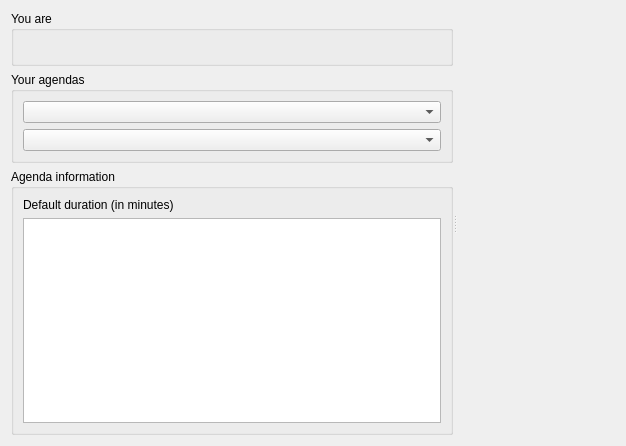
Qt form plugins/agendaplugin/useragendasviewer.ui (FreeHealth/freehealth) before a commit.
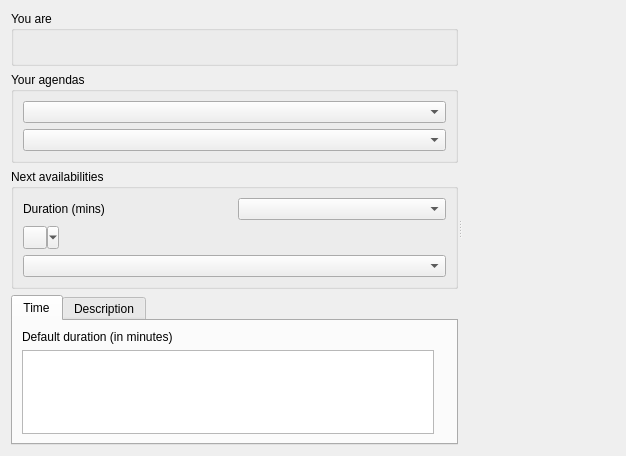
The same form after that commit. Custom widgets are drawn as their Qt base class.

Commit message: Agenda: - item editing improvements (dox documented)

The edit to the form file:
```diff
--- a/plugins/agendaplugin/useragendasviewer.ui
+++ b/plugins/agendaplugin/useragendasviewer.ui
@@ -7,7 +7,7 @@
     <x>0</x>
     <y>0</y>
     <width>626</width>
-    <height>446</height>
+    <height>456</height>
    </rect>
   </property>
   <property name="windowTitle">
@@ -62,33 +62,78 @@
         </widget>
        </item>
        <item>
-        <widget class="QGroupBox" name="groupBox_3">
-         <property name="sizePolicy">
-          <sizepolicy hsizetype="Preferred" vsizetype="Expanding">
-           <horstretch>0</horstretch>
-           <verstretch>0</verstretch>
-          </sizepolicy>
-         </property>
+        <widget class="QGroupBox" name="nextAvailGroup">
          <property name="title">
-          <string>Agenda information</string>
+          <string>Next availabilities</string>
          </property>
-         <layout class="QGridLayout" name="gridLayout_4">
+         <layout class="QGridLayout" name="nextAvailLayout">
+          <item row="2" column="0" colspan="2">
+           <widget class="QComboBox" name="nextAvailCombo"/>
+          </item>
           <item row="0" column="0">
-           <widget class="QLabel" name="label">
+           <widget class="QLabel" name="label_2">
             <property name="text">
-             <string>Default duration (in minutes)</string>
+             <string>Duration (mins)</string>
             </property>
            </widget>
           </item>
           <item row="0" column="1">
-           <widget class="QLabel" name="durationLabel"/>
+           <widget class="QComboBox" name="availDurationCombo"/>
           </item>
           <item row="1" column="0" colspan="2">
-           <widget class="QTextBrowser" name="description"/>
+           <widget class="QToolButton" name="availButton">
+            <property name="popupMode">
+             <enum>QToolButton::MenuButtonPopup</enum>
+            </property>
+           </widget>
           </item>
          </layout>
         </widget>
        </item>
+       <item>
+        <widget class="QTabWidget" name="tabWidget">
+         <property name="currentIndex">
+          <number>0</number>
+         </property>
+         <widget class="QWidget" name="timeTab">
+          <attribute name="title">
+           <string>Time</string>
+          </attribute>
+          <layout class="QGridLayout" name="gridLayout_5">
+           <item row="0" column="0">
+            <widget class="QLabel" name="label">
+             <property name="text">
+              <string>Default duration (in minutes)</string>
+             </property>
+            </widget>
+           </item>
+           <item row="0" column="1">
+            <widget class="QLabel" name="durationLabel"/>
+           </item>
+           <item row="1" column="0">
+            <widget class="QTreeView" name="availabilitiesView">
+             <property name="editTriggers">
+              <set>QAbstractItemView::NoEditTriggers</set>
+             </property>
+             <attribute name="headerVisible">
+              <bool>false</bool>
+             </attribute>
+            </widget>
+           </item>
+          </layout>
+         </widget>
+         <widget class="QWidget" name="descriptionTab">
+          <attribute name="title">
+           <string>Description</string>
+          </attribute>
+          <layout class="QGridLayout" name="gridLayout_4">
+           <item row="0" column="0">
+            <widget class="QTextBrowser" name="description"/>
+           </item>
+          </layout>
+         </widget>
+        </widget>
+       </item>
       </layout>
      </widget>
      <widget class="Calendar::CalendarWidget" name="calendarViewer" native="true"/>
```
The commit also changes 10 other files.
